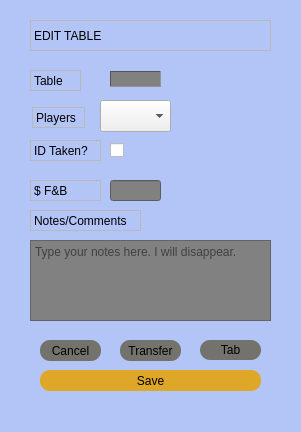
Qt form tableedit.ui (aj501/NickBilliardsPrjQT) before a commit.
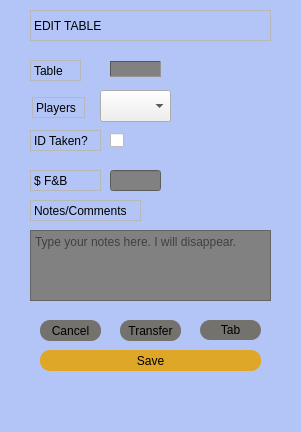
The same form after that commit.

Commit message: added transfer widget to mainwindow and improved mainwondow UI

```diff
--- a/tableedit.ui
+++ b/tableedit.ui
@@ -467,7 +467,7 @@
    <property name="geometry">
     <rect>
      <x>30</x>
-     <y>20</y>
+     <y>10</y>
      <width>241</width>
      <height>31</height>
     </rect>
@@ -483,7 +483,7 @@
    <property name="geometry">
     <rect>
      <x>30</x>
-     <y>70</y>
+     <y>60</y>
      <width>51</width>
      <height>21</height>
     </rect>
@@ -499,7 +499,7 @@
    <property name="geometry">
     <rect>
      <x>110</x>
-     <y>71</y>
+     <y>61</y>
      <width>51</width>
      <height>16</height>
     </rect>
@@ -521,7 +521,7 @@
    <property name="geometry">
     <rect>
      <x>32</x>
-     <y>107</y>
+     <y>97</y>
      <width>53</width>
      <height>21</height>
     </rect>
@@ -537,7 +537,7 @@
    <property name="geometry">
     <rect>
      <x>100</x>
-     <y>100</y>
+     <y>90</y>
      <width>71</width>
      <height>32</height>
     </rect>
@@ -547,7 +547,7 @@
    <property name="geometry">
     <rect>
      <x>30</x>
-     <y>140</y>
+     <y>130</y>
      <width>71</width>
      <height>21</height>
     </rect>
@@ -563,7 +563,7 @@
    <property name="geometry">
     <rect>
      <x>110</x>
-     <y>140</y>
+     <y>130</y>
      <width>86</width>
      <height>20</height>
     </rect>
@@ -576,7 +576,7 @@
    <property name="geometry">
     <rect>
      <x>30</x>
-     <y>210</y>
+     <y>200</y>
      <width>111</width>
      <height>21</height>
     </rect>
@@ -592,7 +592,7 @@
    <property name="geometry">
     <rect>
      <x>40</x>
-     <y>340</y>
+     <y>320</y>
      <width>61</width>
      <height>21</height>
     </rect>
@@ -610,7 +610,7 @@
    <property name="geometry">
     <rect>
      <x>120</x>
-     <y>340</y>
+     <y>320</y>
      <width>61</width>
      <height>21</height>
     </rect>
@@ -628,7 +628,7 @@
    <property name="geometry">
     <rect>
      <x>200</x>
-     <y>340</y>
+     <y>320</y>
      <width>61</width>
      <height>20</height>
     </rect>
@@ -646,9 +646,9 @@
    <property name="geometry">
     <rect>
      <x>30</x>
-     <y>240</y>
+     <y>230</y>
      <width>241</width>
-     <height>81</height>
+     <height>71</height>
     </rect>
    </property>
    <property name="cursor" stdset="0">
@@ -683,7 +683,7 @@
    <property name="geometry">
     <rect>
      <x>40</x>
-     <y>370</y>
+     <y>350</y>
      <width>221</width>
      <height>21</height>
     </rect>
@@ -700,7 +700,7 @@
    <property name="geometry">
     <rect>
      <x>30</x>
-     <y>180</y>
+     <y>170</y>
      <width>71</width>
      <height>21</height>
     </rect>
@@ -719,7 +719,7 @@
    <property name="geometry">
     <rect>
      <x>110</x>
-     <y>180</y>
+     <y>170</y>
      <width>51</width>
      <height>21</height>
     </rect>
```
The commit also changes 2 other files.
